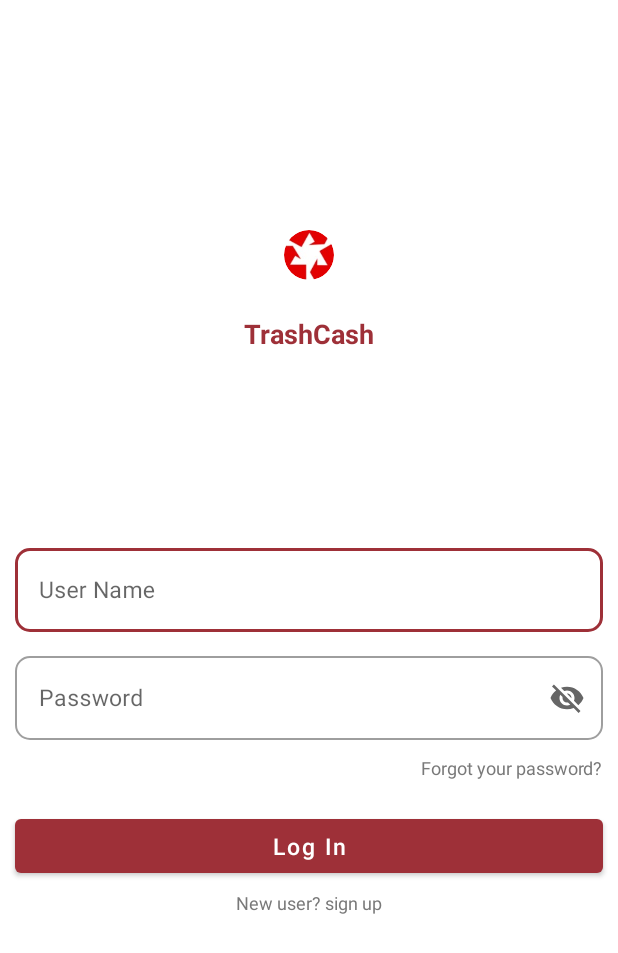
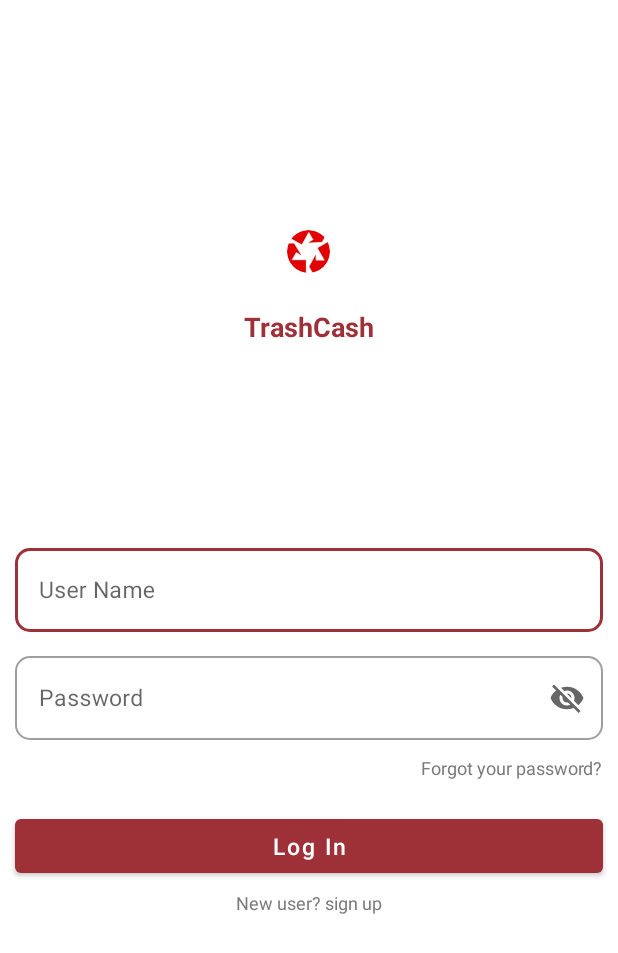
Before and after one commit to PrihanNimsara/TrashCash, an Android app: the LoginActivity screen opened directly, with no data from a screen before it, on a phone screen of 412 x 824 dp. Shown: the top 953 px of the screen. Run offline under Robolectric (Android 15) with nearby library versions, the phone set to English and light mode, and no system bars; our stand-ins replace CircleImageView, Firebase (no records; nobody signed in at launch, a user with empty details on screens opened directly); libraries missing offline, so code that uses them is left out: prihanofficial.com.kokis.

Commit message:
base changes

```diff
--- a/app/src/main/res/layout/activity_login.xml
+++ b/app/src/main/res/layout/activity_login.xml
@@ -39,8 +39,8 @@
 
                 <de.hdodenhof.circleimageview.CircleImageView xmlns:app="http://schemas.android.com/apk/res-auto"
                     android:id="@+id/profilePicture"
-                    android:layout_width="80dp"
-                    android:layout_height="80dp"
+                    android:layout_width="75dp"
+                    android:layout_height="75dp"
                     android:layout_centerHorizontal="true"
                     android:layout_marginTop="130dp"
                     android:clickable="true"
```
